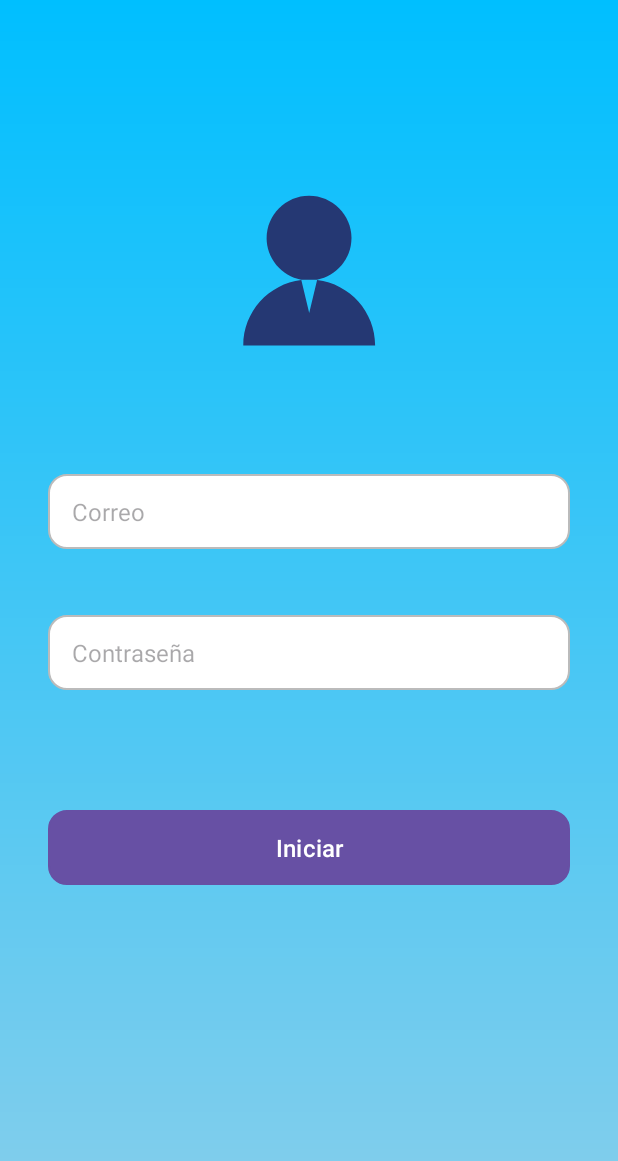
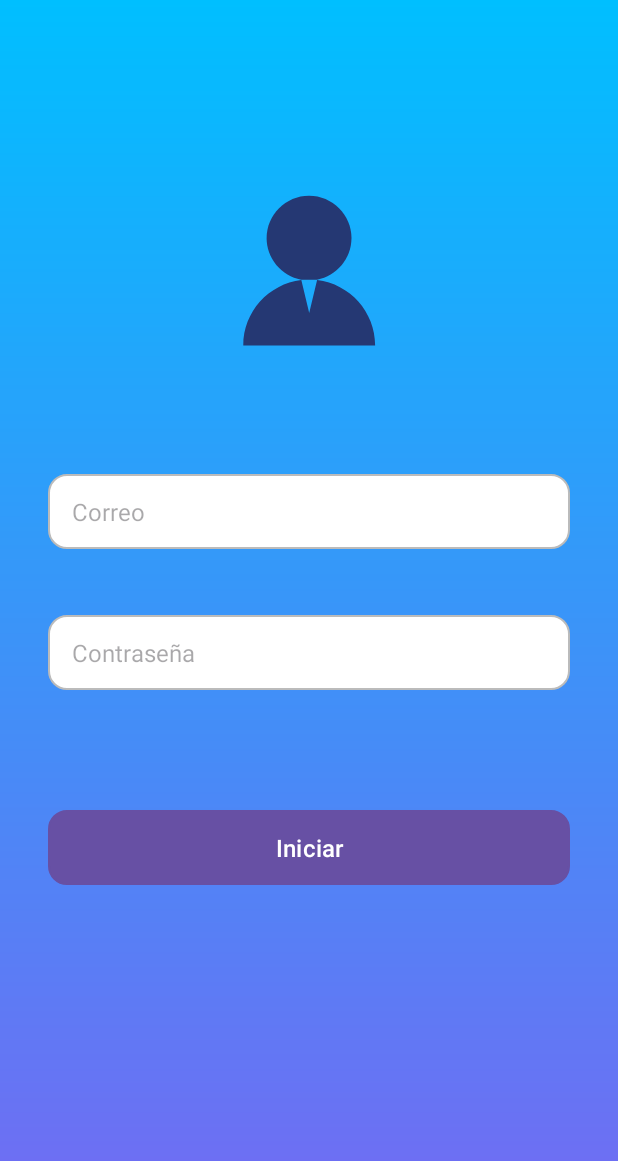
Before and after one commit to Uuxul/BucoSan, an Android app: the screen it shows after launch (MainActivity), on a phone screen of 412 x 824 dp. Shown: the top 1161 px of the screen. Run offline under Robolectric (Android 15) with nearby library versions, the phone set to English and light mode, and no system bars.

Commit message:
Update bg_gradient.xml
cambio de color a modado

```diff
--- a/app/src/main/res/drawable/bg_gradient.xml
+++ b/app/src/main/res/drawable/bg_gradient.xml
@@ -2,7 +2,7 @@
     android:shape="rectangle">
     <gradient
         android:angle="90"
-        android:startColor="#87CEEB"
+        android:startColor="#746AF2"
         android:endColor="#00BFFF"
         android:type="linear"/>
 </shape>
```
